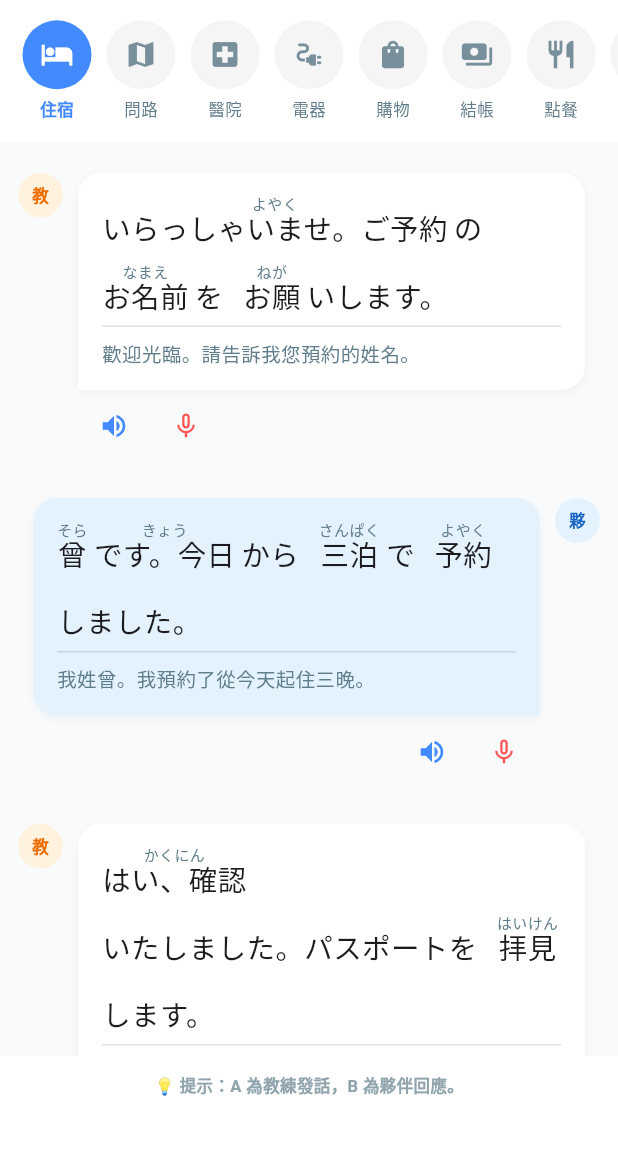
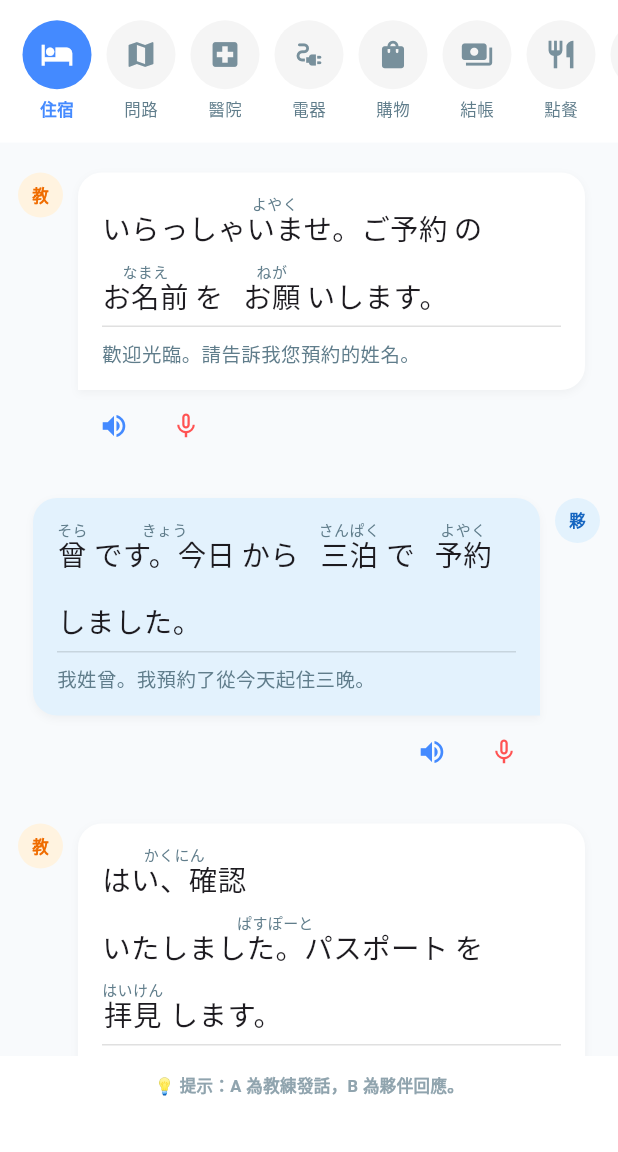
Before and after one commit to pakerm08200704-prog/SoraTalk-V2, a Flutter app: the screen it shows after launch, on a phone screen of 412 x 824 dp, the part 84-1236 px from its top. Run offline on Flutter 3.47's test engine with Material 3 defaults, Android fonts, the phone set to English and light mode, and no system bars; our stand-ins replace audioplayers, flutter_tts; missing offline and left inert: record.

Commit message:
Fix: correct syntax error in chat_screen and update full dialogues

```diff
--- a/lib/screens/chat_screen.dart
+++ b/lib/screens/chat_screen.dart
@@ -7,87 +7,74 @@ import 'package:record/record.dart';
 
 void main() => runApp(const MaterialApp(debugShowCheckedModeBanner: false, home: ChatScreen()));
 
-// --- 完整 10 大題庫：已逐字補齊所有假名標註 ---
+// --- 最終修正完整版 10 大題庫：排除語法錯誤 (Fixing parameters) ---
 final Map<String, List<Map<String, List<Map<String, String>>>>> dialogueData = {
   '🏨 住宿': [{'lines': [
     {'role': 'A', 'japanese': 'いらっしゃいませ。ご予約[よやく]の お名前[なまえ]を お願[ねが]いします。', 'chinese': '歡迎光臨。請告訴我您預約的姓名。'},
     {'role': 'B', 'japanese': '曾[そら]です。今日[きょう]から 三泊[さんぱく]で 予約[よやく]しました。', 'chinese': '我姓曾。我預約了從今天起住三晚。'},
-    {'role': 'A', 'japanese': 'はい、確認[かくにん]いたしました。パスポートを 拝見[はいけん]します。', 'chinese': '好的，已經確認好了。請讓我看一下您的護照。'},
+    {'role': 'A', 'japanese': 'はい、確認[かくにん]いたしました。パスポート[ぱすぽーと]を 拝見[はいけん]します。', 'chinese': '好的，已經確認好了。請讓我看一下您的護照。'},
     {'role': 'B', 'japanese': 'はい、どうぞ。Wi-Fi[わいふぁい]の パスワード[ぱすわーど]は どこに ありますか。', 'chinese': '好的，請。請問 Wi-Fi 密碼在哪裡呢？'},
     {'role': 'A', 'japanese': 'お部屋[へや]の カードキー[かーどきー]に 書[か]いて あります。ごゆっくり どうぞ。', 'chinese': '寫在房間的房卡上。請慢用。'},
-    {'role': 'B', 'japanese': 'わかりました。ありがとうございます。', 'chinese': '明白了，謝謝妳。'},
   ]}],
   '📍 問路': [{'lines': [
-    {'role': 'A', 'japanese': 'こんにちは。何[なに]か お困り[おこまり]ですか。', 'chinese': '妳好。有什麼困難嗎？'},
+    {'role': 'A', 'japanese': 'こんにちは。何[なに]か お困[こま]りですか。', 'chinese': '妳好。有什麼困難嗎？'},
     {'role': 'B', 'japanese': 'はい。東京[とうきょう]タワー[たわー]へ 行[い]きたいですが、道[みち]を 教え[おしえ]て ください。', 'chinese': '是的。我想去東京鐵塔，請告訴我怎麼走。'},
-    {'role': 'A', 'japanese': '真っ直ぐ[まっすぐ] 行[い]って、二[ふた]つ目[め]の 角[かど]を 左[ひだり]に 曲がって[まがって] ください。', 'chinese': '請直走，在第二個轉角左轉。'},
-    {'role': 'B', 'japanese': '左[ひだり]ですね。歩い[あるい]て どのくらい かかりますか。', 'chinese': '左轉對吧。走路大約要多久呢？'},
-    {'role': 'A', 'japanese': '十分[じゅっぷん]くらいですよ。すぐ わかりまりますよ。', 'chinese': '大約十分鐘喔。馬上就會找到了。'},
-    {'role': 'B', 'japanese': 'わかりました。教え[おしえ]て くれて、ありがとう。', 'chinese': '明白了。謝謝你告訴我。'},
+    {'role': 'A', 'japanese': '真っ直ぐ[まっすぐ] 行[い]って、二[ふた]つ目[め]の 角[かど]を 左[ひだり]に 曲[ま]がって ください。', 'chinese': '請直走，在第二個轉角左轉。'},
+    {'role': 'B', 'japanese': '左[ひだり]ですね。歩[ある]いて どのくらい かかりますか。', 'chinese': '左轉對吧。走路大約要多久呢？'},
+    {'role': 'A', 'japanese': '十分[じゅっぷん]くらいですよ。すぐ 分[わ]かりますよ。', 'chinese': '大約十分鐘喔。馬上就會找到了。'},
   ]}],
   '🏥 醫院': [{'lines': [
-    {'role': 'A', 'japanese': 'どうしましたか。どこが 痛い[いたい]ですか。', 'chinese': '怎麼了呢？哪裡不舒服呢？'},
-    {'role': 'B', 'japanese': '昨日[きのう]から 熱[ねつ]が あって、喉[のど]も 痛い[いたい]です。', 'chinese': '從昨天開始發燒，喉嚨也很痛。'},
-    {'role': 'A', 'japanese': 'そうですか。インフルエンザ[いんふるえんざ]の 檢查[けんさ]を しましょう。', 'chinese': '這樣啊。我們來做一下流感篩檢吧。'},
-    {'role': 'B', 'japanese': 'はい、お願[ねが]いします。強い[つよい] 藥[くすり]は 飲み[のみ]たくないです。', 'chinese': '好的，拜託了。我不想吃太強的藥。'},
-    {'role': 'A', 'japanese': 'わかりました。弱[よわ]い 藥[くすり]を 出し[だし]ますね。お大事[だいじ]に。', 'chinese': '明白了。我開比較溫和的藥給你。請保重。'},
-    {'role': 'B', 'japanese': 'ありがとうございます、先生[せんせい]。', 'chinese': '謝謝醫生。'},
+    {'role': 'A', 'japanese': 'どうしましたか。どこが 痛[いた]いですか。', 'chinese': '怎麼了呢？哪裡不舒服呢？'},
+    {'role': 'B', 'japanese': '昨日[きのう]から 熱[ねつ]が あって、喉[のど]も 痛[いた]いです。', 'chinese': '從昨天開始發燒，喉嚨也很痛。'},
+    {'role': 'A', 'japanese': 'そうですか。検査[けんさ]を しましょう。', 'chinese': '這樣啊。我們來做一下檢查吧。'},
+    {'role': 'B', 'japanese': 'はい、お願[ねが]いします。強[つよ]い 薬[くすり]は 飲[の]みたくないです。', 'chinese': '好的，拜託了。我不想吃太強的藥。'},
+    {'role': 'A', 'japanese': 'わかりました。弱[よわ]い 薬[くすり]を 出[だ]しますね。お大事[だいじ]に。', 'chinese': '明白了。我開比較溫和的藥給你。請保重。'},
   ]}],
   '⚡ 電器': [{'lines': [
     {'role': 'A', 'japanese': 'いらっしゃいませ。何[なに]か お探[さが]しですか。', 'chinese': '歡迎光臨。請問在找什麼呢？'},
-    {'role': 'B', 'japanese': 'すみません、這個 炊飯器[すいはんき]を 買い[かい]たいですが。', 'chinese': '不好意思，我想買這台電鍋。'},
+    {'role': 'B', 'japanese': 'すみません、這個 炊飯器[すいはんき]を 買[か]いたいですが。', 'chinese': '不好意思，我想買這台電鍋。'},
     {'role': 'A', 'japanese': 'ありがとうございます。こちら、今[いま] 一番[いちばん] 人気[にんき]ですよ。', 'chinese': '謝謝。這一款是現在最受歡迎的喔。'},
-    {'role': 'B', 'japanese': '少し[すこし] 安く[やすく] して もらえませんか。', 'chinese': '能不能再算便宜一點呢？'},
-    {'role': 'A', 'japanese': 'うーん、特別[とくべつ]に 五百円[ごひゃく円] 引き[びき]ましょう。', 'chinese': '嗯...那我特別幫您折價 500 日圓吧。'},
-    {'role': 'B', 'japanese': 'やった！じゃ、これを ください。', 'chinese': '太棒了！那我要買這個。'},
+    {'role': 'B', 'japanese': '少[すこ]し 安[やす]く して もらえませんか。', 'chinese': '能不能再算便宜一點呢？'},
+    {'role': 'A', 'japanese': '特別[とくべつ]に 五百円[ごひゃくえん] 引[び]きましょう。', 'chinese': '特別幫您折價 500 日圓吧。'},
   ]}],
   '🛒 購物': [{'lines': [
     {'role': 'A', 'japanese': 'いらっしゃいませ。お菓子[おかし]は いかがですか。', 'chinese': '歡迎光臨。要不要看看點心呢？'},
-    {'role': 'B', 'japanese': 'あの、日本[にほん]の お土産[みやげ]を 探し[さがし]て います。', 'chinese': '那個，我正在找日本的伴手禮。'},
-    {'role': 'A', 'japanese': 'こちらが おすすめです。一[ひと]つ 千円[千えん]です。', 'chinese': '推薦這一款。一個一千日圓。'},
-    {'role': 'B', 'japanese': 'いいですね。プレゼント[ぷれぜんと]の 包装[ほうそう]も できますか。', 'chinese': '不錯呢。也可以提供禮物包裝嗎？'},
-    {'role': 'A', 'japanese': 'はい、できますよ。少々[しょうしょう] お待ち[まち] ください。', 'chinese': '是的，可以喔。請稍等一下。'},
-    {'role': 'B', 'japanese': 'じゃ、三[みっ]つ お願[ねが]いします。', 'chinese': '那麼，麻煩給我三個。'},
+    {'role': 'B', 'japanese': 'あの、日本[にほん]の お土産[みやげ]を 探[さが]して います。', 'chinese': '那個，我正在找日本的伴手禮。'},
+    {'role': 'A', 'japanese': 'こちらが おすすめです。一[ひと]つ 千円[せんえん]です。', 'chinese': '推薦這一款。一個一千日圓。'},
+    {'role': 'B', 'japanese': 'プレゼント[ぷれぜんと]の 包装[ほうそう]も できますか。', 'chinese': '也可以提供禮物包裝嗎？'},
+    {'role': 'A', 'japanese': 'はい、できますよ。少々[しょうしょう] お待[ま]ち ください。', 'chinese': '是的，可以喔。請稍等一下。'},
   ]}],
   '💳 結帳': [{'lines': [
     {'role': 'A', 'japanese': 'いらっしゃいませ。お会計[かいけい]、お願[ねが]いします。', 'chinese': '歡迎光臨。麻煩結帳。'},
     {'role': 'B', 'japanese': 'はい。カード[かーど]で 払[はら]っても いいですか。', 'chinese': '好的。可以用信用卡付錢嗎？'},
     {'role': 'A', 'japanese': 'はい、使[つか]えますよ。レシート[れしーと]は 必要[ひつよう]ですか。', 'chinese': '是的，可以使用喔。需要收據嗎？'},
-    {'role': 'B', 'japanese': 'はい、お願[ねが]いします。袋[ふくろ]も 一[ひと]つ ください。', 'chinese': '是的，拜託了。也請給我一個袋子。'},
-    {'role': 'A', 'japanese': 'かしこまりました。全部[ぜんぶ]で 四千五百円[四千五百円]です。', 'chinese': '我知道了。總共是 4,500 日圓。'},
-    {'role': 'B', 'japanese': 'ありがとうございました。', 'chinese': '非常感謝。'},
+    {'role': 'B', 'japanese': 'はい、お願[ね加]いします。袋[ふくろ]も 一[ひと]つ ください。', 'chinese': '是的，拜託了。也請給我一個袋子。'},
+    {'role': 'A', 'japanese': '全部[ぜんぶ]で 四千五百円[よんせんごひゃくえん]です。', 'chinese': '總共是 4,500 日圓。'},
   ]}],
   '🍱 點餐': [{'lines': [
     {'role': 'A', 'japanese': 'いらっしゃいませ。ご注文[ちゅうもん]は お決[き]まりですか。', 'chinese': '歡迎光臨。請問決定好餐點了嗎？'},
-    {'role': 'B', 'japanese': 'はい。ラーメン[らーめん]二[ふた]つと 餃子[ぎょうざ]を お願[ねが]いします。', 'chinese': '是的。麻煩給我兩份拉麵和一份餃子。'},
+    {'role': 'B', 'japanese': 'はい。ラーメン[らーめん] 二[ふた]つと 餃子[ぎょうざ]を お願[ねが]いします。', 'chinese': '是的。麻煩給我兩份拉麵和一份餃子。'},
     {'role': 'A', 'japanese': 'かしこまりました。お飲み物[のみもの]は いかがですか。', 'chinese': '我知道了。請問需要飲料嗎？'},
     {'role': 'B', 'japanese': 'いいえ、結構[けっこう]です。お水[みず]を ください。', 'chinese': '不用了，謝謝。請給我白開水。'},
-    {'role': 'A', 'japanese': 'わかりました。少々[しょうしょう] お待ち[まち] ください。', 'chinese': '明白了。請稍等一下。'},
-    {'role': 'B', 'japanese': 'お願[ね加]いします。', 'chinese': '拜託了。'},
   ]}],
   '✈️ 機場': [{'lines': [
-    {'role': 'A', 'japanese': '次[つぎ]の 方[かた]、どうぞ。入國[にゅうこく]の 目的[もくてき]は 何[なん]ですか。', 'chinese': '下一位請。入境目的是什麼？'},
-    {'role': 'B', 'japanese': '觀光[かんこう]です。五日間[いつかかん] 滯在[たいざい]します。', 'chinese': '是觀光。會停留五天。'},
-    {'role': 'A', 'japanese': 'どこに 泊まり[とまり]ますか。', 'chinese': '要住在哪裡呢？'},
+    {'role': 'A', 'japanese': '次[つぎ]の 方[かた]、どうぞ。入国[にゅうこく]の 目的[もくてき]は 何[なん]ですか。', 'chinese': '下一位請。入境目的是什麼？'},
+    {'role': 'B', 'japanese': '観光[かんこう]です。五日間[いつかかん] 滞在[たいざい]します。', 'chinese': '是觀光。會停留五天。'},
+    {'role': 'A', 'japanese': 'どこに 泊[と]まりますか。', 'chinese': '要住在哪裡呢？'},
     {'role': 'B', 'japanese': '新宿[しんじゅく]の ホテル[ほてる]です。', 'chinese': '新宿的飯店。'},
-    {'role': 'A', 'japanese': 'はい、わかりました。良い[よい] 旅[たび]を。', 'chinese': '好的，明白了。祝您旅途愉快。'},
-    {'role': 'B', 'japanese': 'ありがとうございます。', 'chinese': '謝謝。'},
+    {'role': 'A', 'japanese': 'はい、わかりました。良[よ]い 旅[たび]を。', 'chinese': '好的，明白了。祝您旅途愉快。'},
   ]}],
   '🏫 學校': [{'lines': [
     {'role': 'A', 'japanese': '曾[そら]さん、昨日[きのう]の 宿題[しゅくだい]を 出[だ]して ください。', 'chinese': '曾先生，請交昨天的作業。'},
     {'role': 'B', 'japanese': '先生[せんせい]、すみません。家[いえ]に 忘[わす]れて しまいました。', 'chinese': '老師，對不起。我不小心忘在家裡了。'},
-    {'role': 'A', 'japanese': '困[こま]りましたね。今日[きょう]の 午後[ごご] 持[も]って 來[き]て ください。', 'chinese': '這下麻煩了呢。請今天下午帶過來。'},
-    {'role': 'B', 'japanese': 'はい、わかりました。休み時間[やすみじかん]に 取り[とり]に 帰り[かえり]ます。', 'chinese': '是的，我明白了。我休息時間回去拿。'},
-    {'role': 'A', 'japanese': '氣[き]を 付けて[つけて] くださいね。', 'chinese': '請路上小心喔。'},
-    {'role': 'B', 'japanese': 'はい、失禮[しつれい]します。', 'chinese': '好的，告辭了。'},
+    {'role': 'A', 'japanese': '困[こま]りましたね。今日[きょう]の 午後[ごご] 持[も]って 来[き]て ください。', 'chinese': '這下麻煩了呢。請今天下午帶過來。'},
+    {'role': 'B', 'japanese': 'はい、わかりました。休み時間[やすみじかん]に 取[稱]りに 帰り[かえり]ます。', 'chinese': '是的，我明白了。我休息時間回去拿。'},
   ]}],
   '🏠 居家': [{'lines': [
     {'role': 'A', 'japanese': 'お帰りなさい。今日[きょう]は 仕事[しごと]が 大変[たいへん]でしたか。', 'chinese': '你回來了。今天工作很辛苦嗎？'},
-    {'role': 'B', 'japanese': 'ただいま。お腹[なか]が ぺこぺこです。晩ご飯[ばんごはん]は 何[なに]ですか。', 'chinese': '我回來了。肚子好餓喔。晚餐是什麼？'},
-    {'role': 'A', 'japanese': '今日[きょう]は カレー[かれー]ですよ。もう すぐ 出來[でき]ます。', 'chinese': '今天吃咖哩喔。馬上就好了。'},
-    {'role': 'B', 'japanese': 'やった！いい 匂い[におい]が しますね。', 'chinese': '太棒了！聞起來好香。'},
-    {'role': 'A', 'japanese': '先[さき]に 手[て]を 洗って[あらって] くださいね。', 'chinese': '要先去洗手喔。'},
-    {'role': 'B', 'japanese': 'はい、わかりました。', 'chinese': '好的，我明白了。'},
+    {'role': 'B', 'japanese': 'ただいま。お腹[なか]が ぺこぺこです。晩[ばん]ご飯[ごはん]は 何[なに]ですか。', 'chinese': '我回來了。肚子好餓喔。晚餐是什麼？'},
+    {'role': 'A', 'japanese': '今日[きょう]は カレー[かれー]ですよ。もう すぐ 出来[でき]ます。', 'chinese': '今天吃咖哩喔。馬上就好了。'},
+    {'role': 'B', 'japanese': 'やった！いい 匂[にお]いが しますね。', 'chinese': '太棒了！聞起來好香。'},
   ]}],
 };
 
@@ -110,10 +97,8 @@ class _ChatScreenState extends State<ChatScreen> {
   late final AudioPlayer _play;
   bool _isRec = false;
   String? _recordingLineId;
-
-  // 六段語速設定
   final List<double> _speeds = [0.2, 0.4, 0.6, 0.8, 1.0, 1.2];
-  int _speedIndex = 2; // 預設 0.6
+  int _speedIndex = 2;
 
   @override
   void initState() {
@@ -129,9 +114,7 @@ class _ChatScreenState extends State<ChatScreen> {
   }
 
   void _cycleSpeed() {
-    setState(() {
-      _speedIndex = (_speedIndex + 1) % _speeds.length;
-    });
+    setState(() => _speedIndex = (_speedIndex + 1) % _speeds.length);
     _tts.setSpeechRate(_speeds[_speedIndex]);
   }
 
@@ -158,9 +141,7 @@ class _ChatScreenState extends State<ChatScreen> {
       final path = await _rec.stop();
       setState(() { _isRec = false; _recordingLineId = null; });
       if (path != null) {
-        Future.delayed(const Duration(milliseconds: 300), () async {
-          await _play.play(kIsWeb ? UrlSource(path) : DeviceFileSource(path));
-        });
+        Future.delayed(const Duration(milliseconds: 300), () => _play.play(kIsWeb ? UrlSource(path) : DeviceFileSource(path)));
       }
     }
   }
@@ -171,22 +152,15 @@ class _ChatScreenState extends State<ChatScreen> {
       backgroundColor: const Color(0xFFF8FAFC),
       appBar: AppBar(
         title: const Text('SoraTalk：日語會話隨身教練', style: TextStyle(color: Colors.black87, fontWeight: FontWeight.bold, fontSize: 16)),
-        backgroundColor: Colors.white,
-        elevation: 0.5,
-        centerTitle: true,
+        backgroundColor: Colors.white, elevation: 0.5, centerTitle: true,
         actions: [
           Center(
             child: Padding(
               padding: const EdgeInsets.only(right: 12.0),
               child: OutlinedButton.icon(
-                onPressed: _cycleSpeed,
-                icon: const Icon(Icons.speed, size: 16),
+                onPressed: _cycleSpeed, icon: const Icon(Icons.speed, size: 16),
                 label: Text('語速 ${_speeds[_speedIndex]}x', style: const TextStyle(fontSize: 11, fontWeight: FontWeight.bold)),
-                style: OutlinedButton.styleFrom(
-                  foregroundColor: Colors.blueAccent,
-                  side: const BorderSide(color: Colors.blueAccent, width: 1.2),
-                  shape: RoundedRectangleBorder(borderRadius: BorderRadius.circular(20)),
-                ),
+                style: OutlinedButton.styleFrom(foregroundColor: Colors.blueAccent, side: const BorderSide(color: Colors.blueAccent, width: 1.2), shape: RoundedRectangleBorder(borderRadius: BorderRadius.circular(20))),
               ),
             ),
           ),
@@ -211,8 +185,7 @@ class _ChatScreenState extends State<ChatScreen> {
     return Container(
       height: 95, color: Colors.white,
       child: ListView(
-        scrollDirection: Axis.horizontal,
-        padding: const EdgeInsets.symmetric(horizontal: 10, vertical: 8),
+        scrollDirection: Axis.horizontal, padding: const EdgeInsets.symmetric(horizontal: 10, vertical: 8),
         children: categoryIcons.entries.map((entry) {
           final isSelected = _currentDialogue?.category == entry.key;
           return Padding(
@@ -223,12 +196,8 @@ class _ChatScreenState extends State<ChatScreen> {
                 mainAxisAlignment: MainAxisAlignment.center,
                 children: [
                   AnimatedContainer(
-                    duration: const Duration(milliseconds: 200),
-                    padding: const EdgeInsets.all(12),
-                    decoration: BoxDecoration(
-                      color: isSelected ? Colors.blueAccent : Colors.grey[100],
-                      shape: BoxShape.circle,
-                    ),
+                    duration: const Duration(milliseconds: 200), padding: const EdgeInsets.all(12),
+                    decoration: BoxDecoration(color: isSelected ? Colors.blueAccent : Colors.grey[100], shape: BoxShape.circle),
                     child: Icon(entry.value, color: isSelected ? Colors.white : Colors.blueGrey[400], size: 22),
                   ),
                   const SizedBox(height: 6),
@@ -260,23 +229,13 @@ class _ChatScreenState extends State<ChatScreen> {
                   padding: const EdgeInsets.all(16),
                   decoration: BoxDecoration(
                     color: isB ? const Color(0xFFE3F2FD) : Colors.white,
-                    borderRadius: BorderRadius.only(
-                      topLeft: const Radius.circular(16),
-                      topRight: const Radius.circular(16),
-                      bottomLeft: isB ? const Radius.circular(16) : Radius.zero,
-                      bottomRight: isB ? Radius.zero : const Radius.circular(16),
-                    ),
+                    borderRadius: BorderRadius.only(topLeft: const Radius.circular(16), topRight: const Radius.circular(16), bottomLeft: isB ? const Radius.circular(16) : Radius.zero, bottomRight: isB ? Radius.zero : const Radius.circular(16)),
                     boxShadow: [BoxShadow(color: Colors.black.withOpacity(0.04), blurRadius: 4, offset: const Offset(0, 2))],
                   ),
                   child: Column(
                     crossAxisAlignment: CrossAxisAlignment.start,
                     children: [
-                      // --- 改用 Wrap 解決對齊問題 ---
-                      Wrap(
-                        runSpacing: 12, // 行與行之間的間距
-                        spacing: 4,    // 字與字之間的間距
-                        children: _buildCustomRuby(line.japanese),
-                      ),
+                      Wrap(runSpacing: 12, spacing: 4, children: _buildCustomRuby(line.japanese)),
                       const Padding(padding: EdgeInsets.symmetric(vertical: 8), child: Divider(height: 1, color: Colors.black12)),
                       Text(line.chinese, style: const TextStyle(fontSize: 13, color: Colors.blueGrey, height: 1.4)),
                     ],
@@ -286,10 +245,7 @@ class _ChatScreenState extends State<ChatScreen> {
                   mainAxisSize: MainAxisSize.min,
                   children: [
                     IconButton(icon: const Icon(Icons.volume_up, color: Colors.blueAccent, size: 20), onPressed: () => _tts.speak(line.japanese.replaceAll(RegExp(r'\[.*?\]'), ''))),
-                    IconButton(
-                      icon: Icon(_isRec && _recordingLineId == '${_currentDialogue!.id}-$index' ? Icons.stop_circle : Icons.mic_none, color: Colors.redAccent, size: 20),
-                      onPressed: () => _handleLineMic(index),
-                    ),
+                    IconButton(icon: Icon(_isRec && _recordingLineId == '${_currentDialogue!.id}-$index' ? Icons.stop_circle : Icons.mic_none, color: Colors.redAccent, size: 20), onPressed: () => _handleLineMic(index)),
                   ],
                 ),
               ],
@@ -302,34 +258,21 @@ class _ChatScreenState extends State<ChatScreen> {
     );
   }
 
-  // --- 手動 Ruby 建構邏輯，確保垂直對齊不飄移 ---
   List<Widget> _buildCustomRuby(String text) {
     final RegExp reg = RegExp(r'([^\[\]\s]+)\[([^\[\]]+)\]|(\S+)|(\s+)');
     List<Widget> widgets = [];
-
     for (var m in reg.allMatches(text)) {
       if (m.group(1) != null) {
-        // 漢字 + 假名 組
-        widgets.add(Column(
-          mainAxisSize: MainAxisSize.min,
-          children: [
-            // 振假名 (上層)
-            Text(m.group(2)!, style: const TextStyle(fontSize: 10, color: Colors.blueGrey, height: 1)),
-            // 漢字 (下層)
-            Text(m.group(1)!, style: const TextStyle(fontSize: 19, height: 1.2, fontWeight: FontWeight.w400)),
-          ],
-        ));
+        widgets.add(Column(mainAxisSize: MainAxisSize.min, children: [
+          Text(m.group(2)!, style: const TextStyle(fontSize: 10, color: Colors.blueGrey, height: 1)),
+          Text(m.group(1)!, style: const TextStyle(fontSize: 19, height: 1.2, fontWeight: FontWeight.w400)),
+        ]));
       } else if (m.group(3) != null) {
-        // 一般假名 (沒 Ruby，但為了 Wrap 對齊，也要包 Column)
-        widgets.add(Column(
-          mainAxisSize: MainAxisSize.min,
-          children: [
-            const Text('', style: TextStyle(fontSize: 10, height: 1)),
-            Text(m.group(3)!, style: const TextStyle(fontSize: 19, height: 1.2)),
-          ],
-        ));
+        widgets.add(Column(mainAxisSize: MainAxisSize.min, children: [
+          const Text('', style: TextStyle(fontSize: 10, height: 1)),
+          Text(m.group(3)!, style: const TextStyle(fontSize: 19, height: 1.2)),
+        ]));
       } else if (m.group(4) != null) {
-        // 空格處理
         widgets.add(const Text(' ', style: TextStyle(fontSize: 19)));
       }
     }
@@ -337,34 +280,16 @@ class _ChatScreenState extends State<ChatScreen> {
   }
 
   Widget _buildAvatar(String label) {
-    return CircleAvatar(
-      radius: 15, backgroundColor: label == '教練' ? Colors.orange[50] : Colors.blue[50],
-      child: Text(label[0], style: TextStyle(fontSize: 11, fontWeight: FontWeight.bold, color: label == '教練' ? Colors.orange[800] : Colors.blue[800])),
-    );
+    return CircleAvatar(radius: 15, backgroundColor: label == '教練' ? Colors.orange[50] : Colors.blue[50], child: Text(label[0], style: TextStyle(fontSize: 11, fontWeight: FontWeight.bold, color: label == '教練' ? Colors.orange[800] : Colors.blue[800])));
   }
 
   Widget _buildStatusFooter() {
-    return Container(
-      padding: const EdgeInsets.fromLTRB(16, 12, 16, 35),
-      color: Colors.white,
-      child: Center(
-        child: Text(
-          _isRec ? '🎤 錄音中... 請模仿發音' : '💡 提示：A 為教練發話，B 為夥伴回應。',
-          style: TextStyle(color: _isRec ? Colors.red : Colors.blueGrey[300], fontWeight: FontWeight.bold, fontSize: 11),
-        ),
-      ),
-    );
+    return Container(padding: const EdgeInsets.fromLTRB(16, 12, 16, 35), color: Colors.white, child: Center(child: Text(_isRec ? '🎤 錄音中... 請模仿發音' : '💡 提示：A 為教練發話，B 為夥伴回應。', style: TextStyle(color: _isRec ? Colors.red : Colors.blueGrey[300], fontWeight: FontWeight.bold, fontSize: 11))));
   }
 
   @override
   void dispose() { _tts.stop(); _rec.dispose(); _play.dispose(); super.dispose(); }
 }
 
-class _DialogueBlock {
-  final String id; final String? category; final List<_DialogueLine> lines;
-  _DialogueBlock({required this.id, this.category, required this.lines});
-}
-class _DialogueLine {
-  final String role; final String japanese; final String chinese;
-  _DialogueLine({required this.role, required this.japanese, required this.chinese});
-}
+class _DialogueBlock { final String id; final String? category; final List<_DialogueLine> lines; _DialogueBlock({required this.id, this.category, required this.lines}); }
+class _DialogueLine { final String role; final String japanese; final String chinese; _DialogueLine({required this.role, required this.japanese, required this.chinese}); }
```
